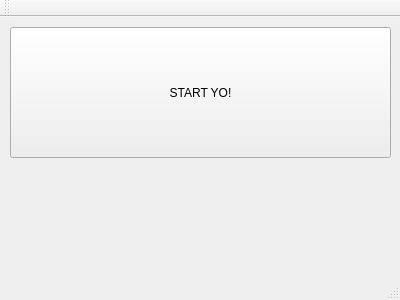
The window that client/main_window.ui (redmoo/P2P-Radio) describes before a commit, drawn with Qt 5.
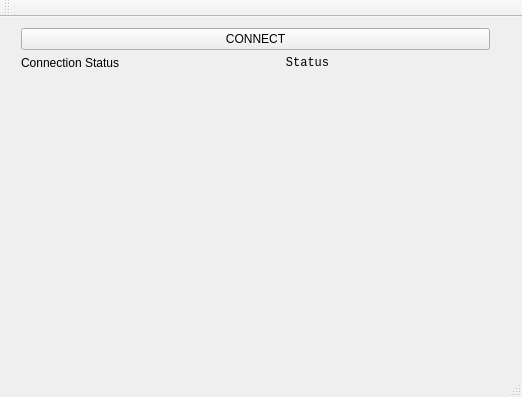
The same window after the commit.

Commit message: grid and labels added on ui

Patch:
```diff
--- a/client/main_window.ui
+++ b/client/main_window.ui
@@ -6,26 +6,61 @@
    <rect>
     <x>0</x>
     <y>0</y>
-    <width>400</width>
-    <height>300</height>
+    <width>522</width>
+    <height>397</height>
    </rect>
   </property>
   <property name="windowTitle">
    <string>MainWindow</string>
   </property>
   <widget class="QWidget" name="centralWidget">
-   <widget class="QPushButton" name="receiveButton">
+   <widget class="QWidget" name="formLayoutWidget">
     <property name="geometry">
      <rect>
       <x>10</x>
-      <y>10</y>
-      <width>381</width>
-      <height>131</height>
+      <y>0</y>
+      <width>491</width>
+      <height>301</height>
      </rect>
     </property>
-    <property name="text">
-     <string>START YO!</string>
-    </property>
+    <layout class="QFormLayout" name="formLayout_2">
+     <item row="2" column="0">
+      <widget class="QLabel" name="labelStatus">
+       <property name="text">
+        <string>Connection Status</string>
+       </property>
+       <property name="textFormat">
+        <enum>Qt::RichText</enum>
+       </property>
+      </widget>
+     </item>
+     <item row="2" column="1">
+      <widget class="QLabel" name="connectionStatus">
+       <property name="font">
+        <font>
+         <family>Consolas</family>
+         <kerning>false</kerning>
+        </font>
+       </property>
+       <property name="text">
+        <string>Status</string>
+       </property>
+       <property name="textFormat">
+        <enum>Qt::AutoText</enum>
+       </property>
+       <property name="alignment">
+        <set>Qt::AlignCenter</set>
+       </property>
+      </widget>
+     </item>
+     <item row="1" column="0" colspan="2">
+      <widget class="QPushButton" name="receiveButton">
+       <property name="text">
+        <string>CONNECT</string>
+       </property>
+      </widget>
+     </item>
+    </layout>
    </widget>
   </widget>
   <widget class="QMenuBar" name="menuBar">
```
Left out of the diff: 4 changed lines with no effect on the pictures. The commit also changes 4 other files.
